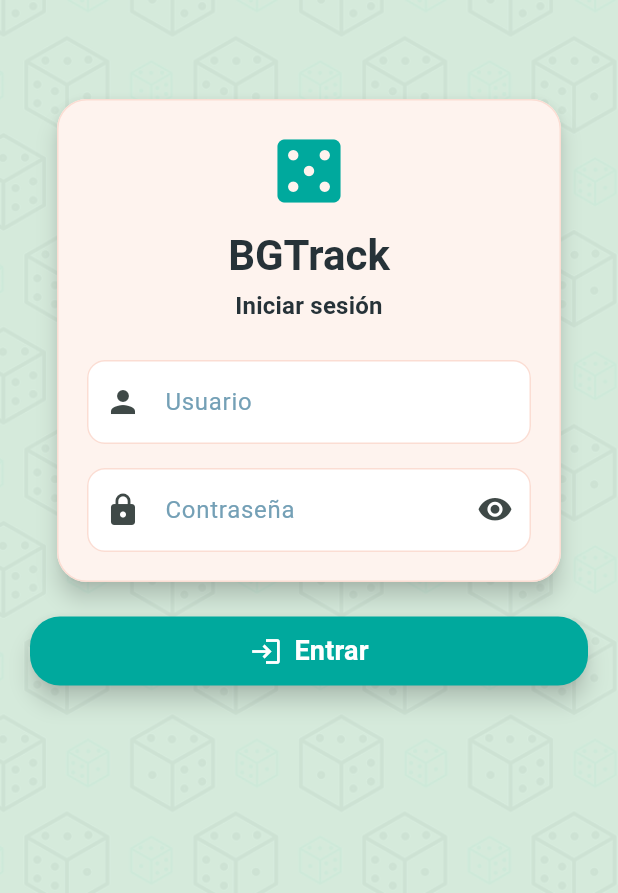
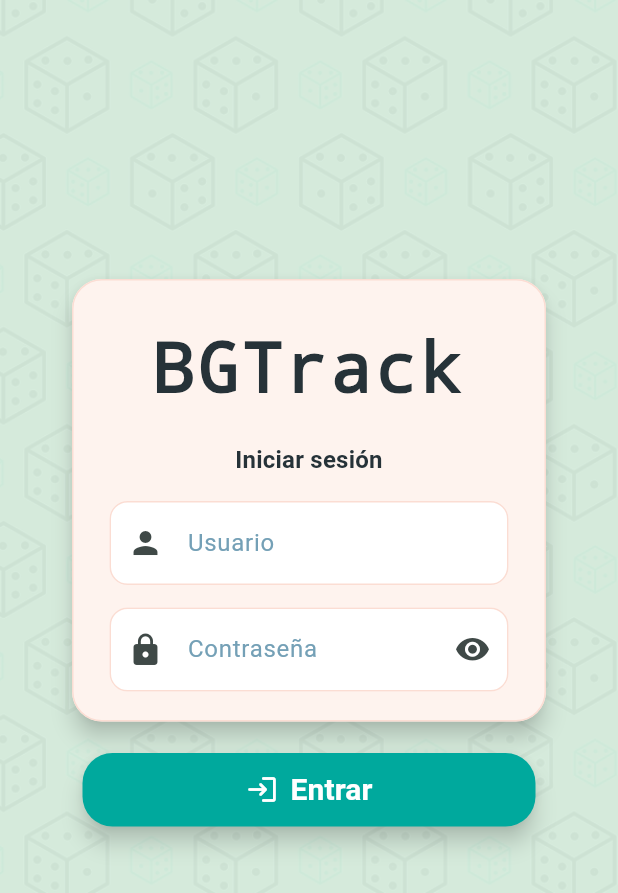
Before and after one commit to adrianmosqueratrigo/bgtrack, a Flutter app: the screen it shows after launch, on a phone screen of 412 x 824 dp. Shown: the top 893 px of the screen. Run offline on Flutter 3.47's test engine with Material 3 defaults, Android fonts, the phone set to English and light mode, and no system bars; our stand-ins replace shared_preferences; missing offline and left inert: mysql1.

Commit message:
BGT-12: login

```diff
--- a/lib/pages/login_page.dart
+++ b/lib/pages/login_page.dart
@@ -93,20 +93,17 @@ class _LoginPageState extends State<LoginPage> {
   Widget construirTitulo() {
     return Column(
       children: [
-        Icon(
-          Icons.casino,
-          size: 56,
-          color: Theme.of(context).colorScheme.primary,
-        ),
-        const SizedBox(height: 10),
         Text(
           'BGTrack',
           textAlign: TextAlign.center,
           style: Theme.of(context).textTheme.headlineMedium?.copyWith(
-                fontWeight: FontWeight.bold,
+                fontWeight: FontWeight.w800,
+                fontFamily: 'monospace',
+                fontSize: 46,
+                letterSpacing: 2
               ),
         ),
-        const SizedBox(height: 4),
+        const SizedBox(height: 20),
         Text(
           'Iniciar sesión',
           textAlign: TextAlign.center,
@@ -163,27 +160,32 @@ class _LoginPageState extends State<LoginPage> {
   }
 
   Widget construirBotonLogin() {
-    return SizedBox(
+    return Padding(
+      padding: EdgeInsetsGeometry.symmetric(
+        horizontal: 25,
+      ),
+      child: SizedBox(
         width: double.infinity,
         child: FilledButton.icon(
           onPressed: cargando ? null : iniciarSesion,
           icon: cargando
               ? const SizedBox(
-                width: 22,
-                height: 22,
+                  width: 20,
+                  height: 20,
                   child: CircularProgressIndicator(
-                  strokeWidth: 2,
+                    strokeWidth: 3,
                   ),
                 )
               : const Icon(
-                Icons.login,
+                  Icons.login_rounded,
                   size: 22,
                 ),
           label: Text(
             cargando ? 'Iniciando...' : 'Entrar',
             style: const TextStyle(
-            fontSize: 18,
+              fontSize: 20,
               fontWeight: FontWeight.bold,
+            ),
           ),
         ),
       ),
@@ -193,16 +195,13 @@ class _LoginPageState extends State<LoginPage> {
   Widget construirCardFormulario() {
     return Card(
       child: Padding(
-        padding: const EdgeInsets.symmetric(
-          horizontal: 20,
-          vertical: 20,
-        ),
+        padding: const EdgeInsets.fromLTRB(25,30,25,20),
         child: Column(
           children: [
             construirTitulo(),
-            const SizedBox(height: 24),
+            const SizedBox(height: 15),
             construirCampoUsername(),
-            const SizedBox(height: 16),
+            const SizedBox(height: 15),
             construirCampoPassword(),
           ],
         ),
@@ -213,16 +212,16 @@ class _LoginPageState extends State<LoginPage> {
   Widget construirContenidoFormulario() {
     return SingleChildScrollView(
       padding: const EdgeInsets.symmetric(
-        horizontal: 20,
-        vertical: 20,
+        horizontal: 30,
+        vertical: 30,
       ),
       child: Form(
         key: formKey,
         child: Column(
           children: [
-            const SizedBox(height: 40),
+            const SizedBox(height: 150),
             construirCardFormulario(),
-            const SizedBox(height: 16),
+            const SizedBox(height: 15),
             construirBotonLogin(),
           ],
         ),
```
Also changed, not shown: assets/images/fondo_02.png (deleted), assets/images/fondo_03.png (deleted). Lines whose indentation alone changed are shown as unchanged.
